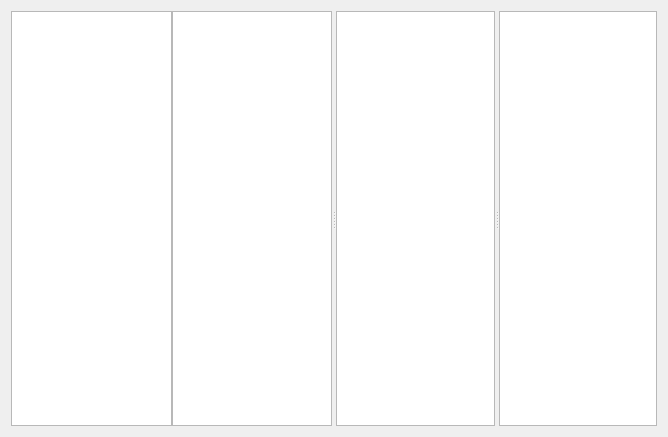
Old version of the form gui/actions/modematerial.ui in the repository mdirks/stundenplaner.
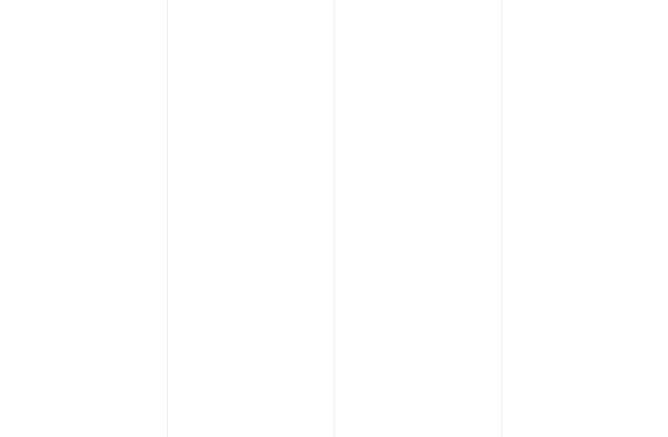
New version of the form. Custom widgets are drawn as their Qt base class.

What changed in the file:
```diff
--- a/gui/actions/modematerial.ui
+++ b/gui/actions/modematerial.ui
@@ -14,27 +14,67 @@
    <string>Form</string>
   </property>
   <layout class="QHBoxLayout" name="horizontalLayout">
+   <property name="spacing">
+    <number>0</number>
+   </property>
+   <property name="leftMargin">
+    <number>0</number>
+   </property>
+   <property name="topMargin">
+    <number>0</number>
+   </property>
+   <property name="rightMargin">
+    <number>0</number>
+   </property>
+   <property name="bottomMargin">
+    <number>0</number>
+   </property>
    <item>
     <widget class="QSplitter" name="splitter_3">
      <property name="orientation">
       <enum>Qt::Horizontal</enum>
      </property>
+     <property name="handleWidth">
+      <number>1</number>
+     </property>
      <widget class="QSplitter" name="splitter">
       <property name="orientation">
        <enum>Qt::Horizontal</enum>
       </property>
       <property name="handleWidth">
-       <number>0</number>
+       <number>1</number>
       </property>
-      <widget class="PObjectIconView" name="viewSaetze"/>
-      <widget class="PObjectIconView" name="viewMaterialien"/>
+      <widget class="PObjectIconView" name="viewSaetze">
+       <property name="frameShape">
+        <enum>QFrame::NoFrame</enum>
+       </property>
+      </widget>
+      <widget class="PObjectIconView" name="viewMaterialien">
+       <property name="frameShape">
+        <enum>QFrame::NoFrame</enum>
+       </property>
+      </widget>
      </widget>
      <widget class="QSplitter" name="splitter_2">
       <property name="orientation">
        <enum>Qt::Horizontal</enum>
       </property>
-      <widget class="QTextEdit" name="editor"/>
-      <widget class="PdfViewer" name="viewer"/>
+      <property name="handleWidth">
+       <number>1</number>
+      </property>
+      <widget class="QTextEdit" name="editor">
+       <property name="frameShape">
+        <enum>QFrame::NoFrame</enum>
+       </property>
+      </widget>
+      <widget class="PdfViewer" name="viewer">
+       <property name="frameShape">
+        <enum>QFrame::NoFrame</enum>
+       </property>
+       <property name="lineWidth">
+        <number>0</number>
+       </property>
+      </widget>
      </widget>
     </widget>
    </item>
```
